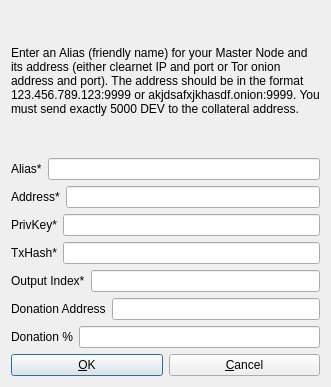
Qt form src/qt/forms/addeditadrenalinenode.ui (yx79/88) before a commit.
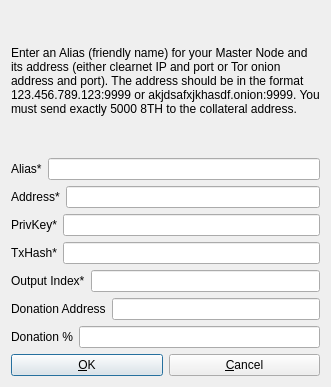
The same form after that commit.

```diff
--- a/src/qt/forms/addeditadrenalinenode.ui
+++ b/src/qt/forms/addeditadrenalinenode.ui
@@ -26,7 +26,7 @@
       </sizepolicy>
      </property>
      <property name="text">
-      <string>&lt;html&gt;&lt;head/&gt;&lt;body&gt;&lt;p&gt;Enter an Alias (friendly name) for your Master Node and its address (either clearnet IP and port or Tor onion address and port). The address should be in the format 123.456.789.123:9999 or akjdsafxjkhasdf.onion:9999. You must send exactly 5000 DEV to the collateral address.&lt;/p&gt;&lt;/body&gt;&lt;/html&gt;</string>
+      <string>&lt;html&gt;&lt;head/&gt;&lt;body&gt;&lt;p&gt;Enter an Alias (friendly name) for your Master Node and its address (either clearnet IP and port or Tor onion address and port). The address should be in the format 123.456.789.123:9999 or akjdsafxjkhasdf.onion:9999. You must send exactly 5000 8TH to the collateral address.&lt;/p&gt;&lt;/body&gt;&lt;/html&gt;</string>
      </property>
      <property name="wordWrap">
       <bool>true</bool>
```
Left out of the diff: 2 changed lines with no effect on the pictures.
